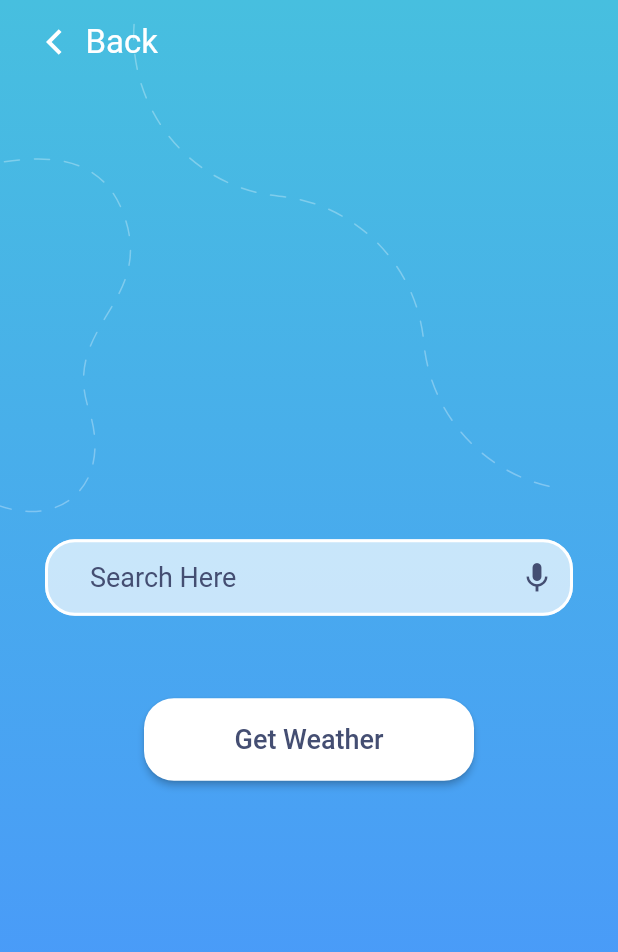
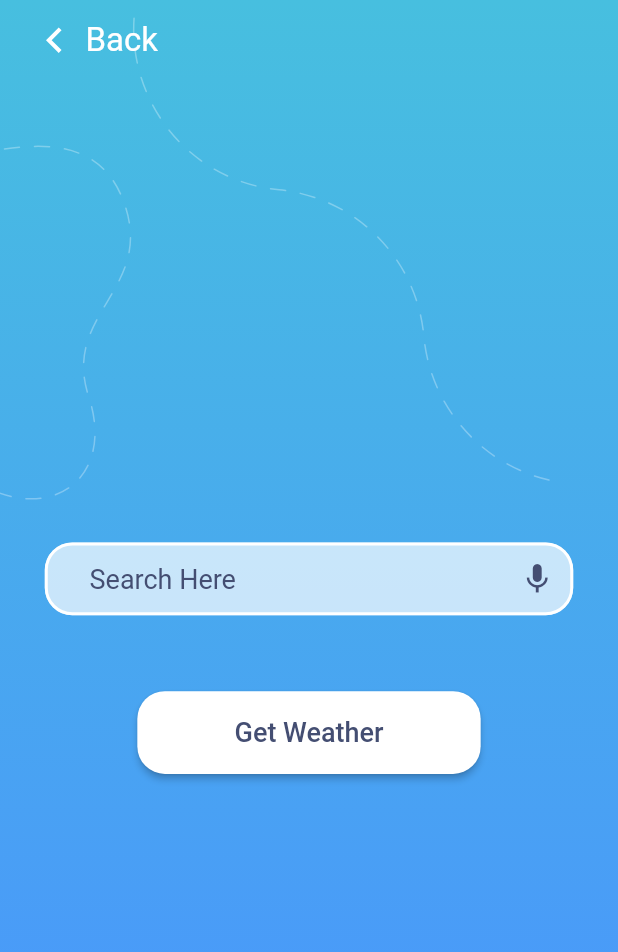
Before and after one commit to laurentcodes/weather-app, a Flutter app: the HomeScreen screen opened by its route, after a tap on an icon or button, on a phone screen of 412 x 824 dp. Shown: the top 952 px of the screen. Run offline on Flutter 3.47's test engine with Material 2 defaults, Android fonts, the phone set to English and light mode, and no system bars; our stand-ins replace flutter_screenutil, flutter_spinkit, flutter_svg, geolocator, google_fonts; missing offline and left inert: geolocator_web; network calls fail; Roboto replaces fonts that are missing (Overpass).

Commit message:
refactor: Minor Refactoring Done
Refactoring Codebase and adding Screen Util Package

```diff
--- a/lib/screens/home_screen.dart
+++ b/lib/screens/home_screen.dart
@@ -1,14 +1,17 @@
 import 'package:flutter/material.dart';
 import 'package:flutter_svg/flutter_svg.dart';
-import 'package:weather_app/screens/forecast_screen.dart';
+import 'package:intl/intl.dart';
+import 'package:flutter_screenutil/flutter_screenutil.dart';
+
+import '../services/weather.dart';
+
 import 'package:weather_app/utilities/constants.dart';
-import '../services/weather.dart';
-import 'package:intl/intl.dart';
 
 import 'package:weather_app/widgets/weather_card.dart';
 
 import 'package:weather_app/screens/notification_screen.dart';
 import 'package:weather_app/screens/location_screen.dart';
+import 'package:weather_app/screens/forecast_screen.dart';
 
 class HomeScreen extends StatefulWidget {
   HomeScreen({this.locationWeather});
@@ -39,10 +42,10 @@ class _HomeScreenState extends State<HomeScreen> {
       context: context,
       builder: (builder) =>
           NotificationScreen(message: message, conditionIcon: conditionIcon),
-      shape: const RoundedRectangleBorder(
+      shape: RoundedRectangleBorder(
         borderRadius: BorderRadius.only(
-          topRight: Radius.circular(40.0),
-          topLeft: Radius.circular(40.0),
+          topRight: Radius.circular(40.r),
+          topLeft: Radius.circular(40.r),
         ),
       ),
     );
@@ -136,7 +139,7 @@ class _HomeScreenState extends State<HomeScreen> {
           Row(
             children: [
               Padding(
-                padding: const EdgeInsets.only(top: 105.0),
+                padding: EdgeInsets.only(top: 100.h),
                 child: SvgPicture.asset('assets/svg/vector2.svg'),
               ),
               SvgPicture.asset('assets/svg/vector1.svg'),
@@ -144,7 +147,7 @@ class _HomeScreenState extends State<HomeScreen> {
           ),
           SafeArea(
             child: Padding(
-              padding: const EdgeInsets.symmetric(vertical: 15.0),
+              padding: EdgeInsets.symmetric(vertical: 15.h),
               child: Column(
                 mainAxisAlignment: MainAxisAlignment.spaceEvenly,
                 children: [
@@ -196,10 +199,12 @@ class _HomeScreenState extends State<HomeScreen> {
                     hum: humidity,
                   ),
                   Padding(
-                    padding: const EdgeInsets.only(top: 25.0),
+                    padding: EdgeInsets.only(top: 25.h),
                     child: ConstrainedBox(
-                      constraints: const BoxConstraints.tightFor(
-                          width: 230.0, height: 60.0),
+                      constraints: BoxConstraints.tightFor(
+                        width: 230.w,
+                        height: 60.h,
+                      ),
                       child: ElevatedButton(
                         onPressed: () async {
                           Navigator.push(
@@ -218,13 +223,14 @@ class _HomeScreenState extends State<HomeScreen> {
                               MaterialStateProperty.all<Color>(Colors.black),
                           shape: MaterialStateProperty.all<OutlinedBorder>(
                             RoundedRectangleBorder(
-                              borderRadius: BorderRadius.circular(20.0),
+                              borderRadius: BorderRadius.circular(20.r),
                             ),
                           ),
                           shadowColor:
                               MaterialStateProperty.all<Color>(Colors.black),
                         ),
-                        child: const Text('Forecast', style: buttonTextStyle),
+                        child: const Text('Forecast History',
+                            style: buttonTextStyle),
                       ),
                     ),
                   )
--- a/lib/screens/loading_screen.dart
+++ b/lib/screens/loading_screen.dart
@@ -1,6 +1,8 @@
 import 'package:flutter/material.dart';
 import 'package:flutter_spinkit/flutter_spinkit.dart';
+
 import 'package:weather_app/services/weather.dart';
+
 import '../screens/home_screen.dart';
 
 class LoadingScreen extends StatefulWidget {
@@ -46,7 +48,7 @@ class _LoadingScreenState extends State<LoadingScreen> {
         body: Center(
           child: SpinKitDoubleBounce(
             color: Colors.white,
-            size: 100.0,
+            size: 100,
           ),
         ),
       ),
--- a/lib/screens/location_screen.dart
+++ b/lib/screens/location_screen.dart
@@ -1,5 +1,7 @@
 import 'package:flutter/material.dart';
 import 'package:flutter_svg/flutter_svg.dart';
+import 'package:flutter_screenutil/flutter_screenutil.dart';
+
 import 'package:weather_app/utilities/constants.dart';
 
 import '../screens/location_info_screen.dart';
@@ -31,7 +33,7 @@ class _LocationScreenState extends State<LocationScreen> {
             Row(
               children: [
                 Padding(
-                  padding: const EdgeInsets.only(top: 105.0),
+                  padding: EdgeInsets.only(top: 105.h),
                   child: SvgPicture.asset('assets/svg/vector2.svg'),
                 ),
                 SvgPicture.asset('assets/svg/vector1.svg'),
@@ -39,7 +41,7 @@ class _LocationScreenState extends State<LocationScreen> {
             ),
             SafeArea(
               child: Padding(
-                padding: const EdgeInsets.symmetric(vertical: 15.0),
+                padding: EdgeInsets.symmetric(vertical: 15.h),
                 child: Column(
                   children: [
                     GestureDetector(
@@ -65,15 +67,15 @@ class _LocationScreenState extends State<LocationScreen> {
                         mainAxisAlignment: MainAxisAlignment.center,
                         children: [
                           Padding(
-                            padding: const EdgeInsets.symmetric(
-                              vertical: 30.0,
-                              horizontal: 30.0,
+                            padding: EdgeInsets.symmetric(
+                              vertical: 30.h,
+                              horizontal: 30.w,
                             ),
                             child: TextField(
-                              decoration: const InputDecoration(
+                              decoration: InputDecoration(
                                 hintText: 'Search Here',
                                 contentPadding: EdgeInsets.only(
-                                    left: 30.0, top: 15.0, bottom: 15.0),
+                                    left: 30.w, top: 15.h, bottom: 15.h),
                                 // prefixIcon: Icon(Icons.arrow_back),
                                 suffixIcon:
                                     Icon(Icons.mic, color: Color(0xff444e72)),
@@ -82,15 +84,15 @@ class _LocationScreenState extends State<LocationScreen> {
                                 fillColor: Colors.white70,
                                 enabledBorder: OutlineInputBorder(
                                   borderRadius:
-                                      BorderRadius.all(Radius.circular(20.0)),
-                                  borderSide:
-                                      BorderSide(color: Colors.white, width: 2),
+                                      BorderRadius.all(Radius.circular(20.r)),
+                                  borderSide: BorderSide(
+                                      color: Colors.white, width: 2.w),
                                 ),
                                 focusedBorder: OutlineInputBorder(
                                   borderRadius:
-                                      BorderRadius.all(Radius.circular(20.0)),
-                                  borderSide:
-                                      BorderSide(color: Colors.white, width: 2),
+                                      BorderRadius.all(Radius.circular(20.r)),
+                                  borderSide: BorderSide(
+                                      color: Colors.white, width: 2.w),
                                 ),
                               ),
                               style: buttonTextStyle,
@@ -100,10 +102,10 @@ class _LocationScreenState extends State<LocationScreen> {
                             ),
                           ),
                           Padding(
-                            padding: const EdgeInsets.only(top: 25.0),
+                            padding: EdgeInsets.only(top: 25.h),
                             child: ConstrainedBox(
-                              constraints: const BoxConstraints.tightFor(
-                                  width: 220.0, height: 55.0),
+                              constraints: BoxConstraints.tightFor(
+                                  width: 230.w, height: 60.h),
                               child: ElevatedButton(
                                 style: ButtonStyle(
                                   backgroundColor:
@@ -115,7 +117,7 @@ class _LocationScreenState extends State<LocationScreen> {
                                   shape:
                                       MaterialStateProperty.all<OutlinedBorder>(
                                     RoundedRectangleBorder(
-                                      borderRadius: BorderRadius.circular(20.0),
+                                      borderRadius: BorderRadius.circular(20.r),
                                     ),
                                   ),
                                   shadowColor: MaterialStateProperty.all<Color>(
@@ -126,8 +128,6 @@ class _LocationScreenState extends State<LocationScreen> {
                                   style: buttonTextStyle,
                                 ),
                                 onPressed: () {
-                                  // Navigator.pop(context, cityName);
-
                                   Navigator.push(
                                     context,
                                     MaterialPageRoute(
--- a/lib/services/networking.dart
+++ b/lib/services/networking.dart
@@ -1,5 +1,5 @@
+import 'dart:convert';
 import 'package:http/http.dart' as http;
-import 'dart:convert';
 
 class NetworkHelper {
   NetworkHelper(this.url);
--- a/lib/widgets/forecast.dart
+++ b/lib/widgets/forecast.dart
@@ -1,5 +1,6 @@
 import 'package:flutter/material.dart';
 import 'package:weather_app/utilities/constants.dart';
+import 'package:flutter_screenutil/flutter_screenutil.dart';
 
 class Forecast extends StatelessWidget {
   Forecast({this.temp = 0, this.icon = '', this.date = ''});
@@ -11,7 +12,7 @@ class Forecast extends StatelessWidget {
   @override
   Widget build(BuildContext context) {
     return Padding(
-      padding: const EdgeInsets.only(bottom: 20.0),
+      padding: EdgeInsets.symmetric(vertical: 15.h),
       child: Row(
         mainAxisAlignment: MainAxisAlignment.spaceAround,
         children: [
--- a/lib/widgets/today_temps.dart
+++ b/lib/widgets/today_temps.dart
@@ -1,4 +1,5 @@
 import 'package:flutter/material.dart';
+
 import 'package:weather_app/utilities/constants.dart';
 
 class TodayTemps extends StatelessWidget {
--- a/lib/widgets/weather_card.dart
+++ b/lib/widgets/weather_card.dart
@@ -1,5 +1,7 @@
 import 'package:flutter/material.dart';
 import 'package:flutter_svg/flutter_svg.dart';
+import 'package:flutter_screenutil/flutter_screenutil.dart';
+
 import 'package:weather_app/utilities/constants.dart';
 
 class WeatherCard extends StatelessWidget {
@@ -22,27 +24,27 @@ class WeatherCard extends StatelessWidget {
   @override
   Widget build(BuildContext context) {
     return Container(
-      width: 300.0,
-      height: 310.0,
+      width: 320.w,
+      height: 350.h,
       decoration: BoxDecoration(
-        borderRadius: BorderRadius.circular(20),
+        borderRadius: BorderRadius.circular(20.r),
         color: Colors.white.withOpacity(0.4),
         border: Border.all(
           color: const Color(0xffafc3d7),
-          width: 3.5,
+          width: 3.5.w,
         ),
       ),
       child: Column(
         children: [
           Padding(
-            padding: const EdgeInsets.all(8.0),
+            padding: EdgeInsets.all(8.w),
             child: Text(
               day,
               style: cardTextStyle,
             ),
           ),
           Padding(
-            padding: const EdgeInsets.only(left: 10.0),
+            padding: EdgeInsets.only(left: 10.w),
             child: GestureDetector(
                 child: Text('${temp.toString()}°', style: cardTempTextStyle),
                 onTap: () {
@@ -60,7 +62,7 @@ class WeatherCard extends StatelessWidget {
                 }),
           ),
           Padding(
-            padding: const EdgeInsets.all(8.0),
+            padding: EdgeInsets.all(8.w),
             child: Text(desc, style: cardStatusTextSyle),
           ),
           Row(
--- a/pubspec.yaml
+++ b/pubspec.yaml
@@ -18,6 +18,7 @@ dependencies:
   geolocator: ^7.6.2
   flutter_spinkit: ^5.1.0
   intl: ^0.17.0
+  flutter_screenutil: ^5.0.0+2
 
 dev_dependencies:
   flutter_test:
```
Also changed, not shown: lib/main.dart (+5 -2 lines), lib/screens/forecast_screen.dart (+34 -21 lines), lib/screens/location_info_screen.dart (+10 -6 lines), lib/screens/notification_screen.dart (+8 -7 lines), pubspec.lock.
